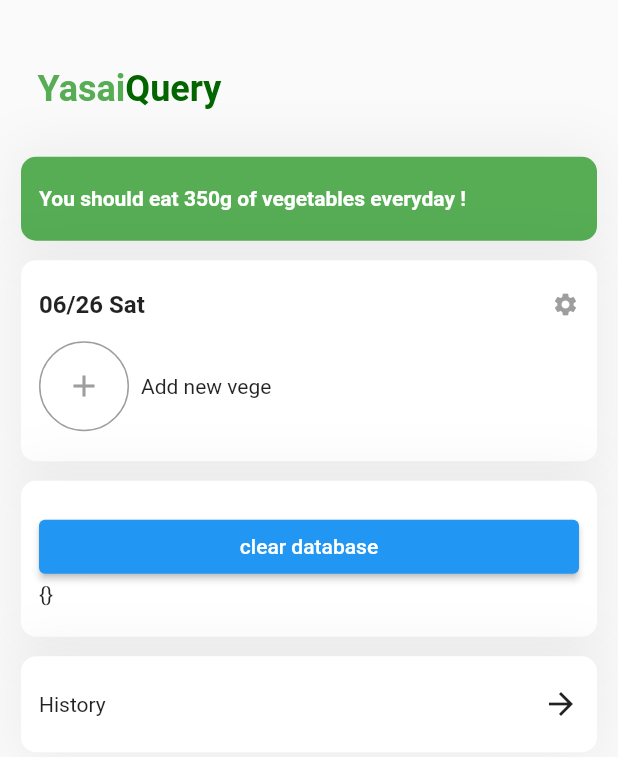
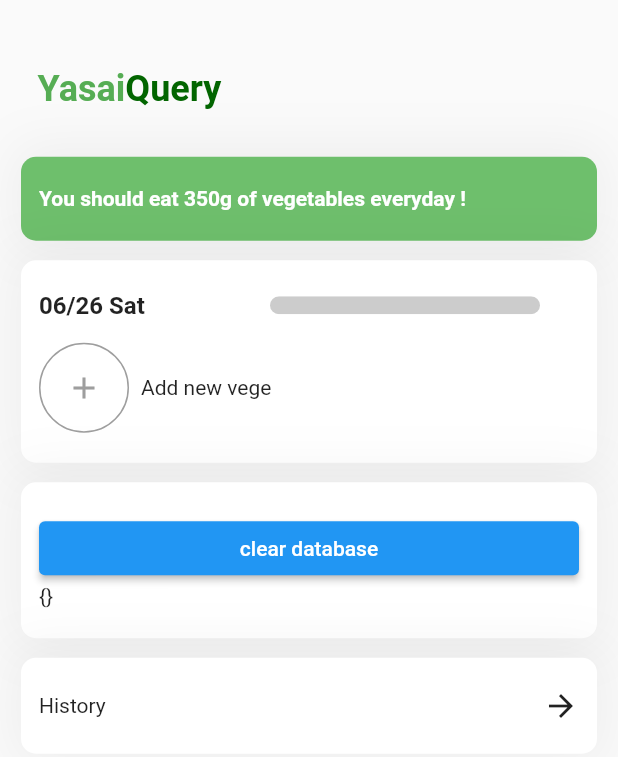
Before and after one commit to ryu38/freshwatch, a Flutter app: the screen it shows after launch, on a phone screen of 412 x 824 dp. Shown: the top 757 px of the screen. Run offline on Flutter 3.47's test engine with Material 2 defaults, Android fonts, the phone set to English and light mode, and no system bars; our stand-ins replace firebase_auth, firebase_core, shared_preferences; accounts and stored records are empty.

Commit message:
make dailyposts bar

```diff
--- a/lib/screen/home/daily_veges.dart
+++ b/lib/screen/home/daily_veges.dart
@@ -3,6 +3,7 @@ import 'package:freshwatch/models/date.dart';
 import 'package:freshwatch/models/post.dart';
 import 'package:freshwatch/screen/home/form/edit_form.dart';
 import 'package:freshwatch/screen/home/form/post_form.dart';
+import 'package:freshwatch/theme/colors.dart';
 import 'package:intl/intl.dart';
 import 'package:provider/provider.dart';
 
@@ -88,11 +89,12 @@ class _Content extends StatelessWidget {
                 fontSize: 16,
               ),
             ),
-            const Icon(
-              Icons.settings,
-              size: 18,
-              color: Colors.grey,
-            ),
+            Flexible(
+              child: Padding(
+                padding: const EdgeInsets.only(left: 5),
+                child: _Bar350g(size: 180),
+              ),
+            )
           ],
         ),
         const SizedBox(height: 15),
@@ -189,3 +191,72 @@ class _Content extends StatelessWidget {
     );
   }
 }
+
+class _Bar350g extends StatefulWidget {
+  const _Bar350g({
+    required this.size,
+    Key? key
+  }) :
+    super(key: key);
+
+  final double size;
+
+  @override
+  __Bar350gState createState() => __Bar350gState();
+}
+
+class __Bar350gState extends State<_Bar350g> {
+
+  double _calcDailyGram(BuildContext context) {
+    final dailyPosts = Provider.of<DailyVegePosts>(context).posts;
+    var totalGram = 0.0;
+    for (final post in dailyPosts) {
+      totalGram = totalGram + post.gram;
+      if (totalGram >= 350) {
+        totalGram = 350;
+        break;
+      }
+    }
+    return totalGram;
+  }
+
+  @override
+  Widget build(BuildContext context) {
+
+    final size = widget.size;
+    final dailyGram = _calcDailyGram(context);
+    final opacity = dailyGram == 350.0 ? 1.0 : .0;
+
+    return Row(
+      mainAxisAlignment: MainAxisAlignment.end,
+      children: [
+        ClipRRect(
+          borderRadius: BorderRadius.circular(20),
+          child: Container(
+            width: size,
+            height: 12,
+            color: const Color(0xFFCCCCCC),
+            child: Align(
+              alignment: Alignment.centerLeft,
+              child: AnimatedContainer(
+                width: size * (dailyGram / 350),
+                color: AppColors.main,
+                duration: const Duration(milliseconds: 500),
+              ),
+            ),
+          ),
+        ),
+        Padding(
+          padding: const EdgeInsets.only(left: 6),
+          child: Opacity(
+            opacity: opacity,
+            child: Icon(
+              Icons.check,
+              size: 20,
+            ),
+          ),
+        ),
+      ],
+    );
+  }
+}
--- a/lib/screen/home/home.dart
+++ b/lib/screen/home/home.dart
@@ -5,6 +5,7 @@ import 'package:freshwatch/models/post.dart';
 import 'package:freshwatch/screen/home/daily_veges.dart';
 import 'package:freshwatch/screen/home/history.dart';
 import 'package:freshwatch/screen/home/home_scaffold.dart';
+import 'package:freshwatch/theme/colors.dart';
 import 'package:freshwatch/widgets/card.dart';
 import 'package:freshwatch/widgets/title.dart';
 import 'package:intl/intl.dart';
@@ -91,7 +92,7 @@ class __ContentState extends State<_Content> {
             child: AppTitle(),
           ),
           const DashboardCard(
-            backgroundColor: Color(0xff56ad54),
+            backgroundColor: AppColors.main,
             content: Text(
               'You should eat 350g of vegetables everyday !',
               style: TextStyle(
--- a/lib/theme/colors.dart
+++ b/lib/theme/colors.dart
@@ -0,0 +1,6 @@
+import 'package:flutter/material.dart';
+
+class AppColors {
+
+  static const main = Color(0xFF6EBF6C);
+}
```
